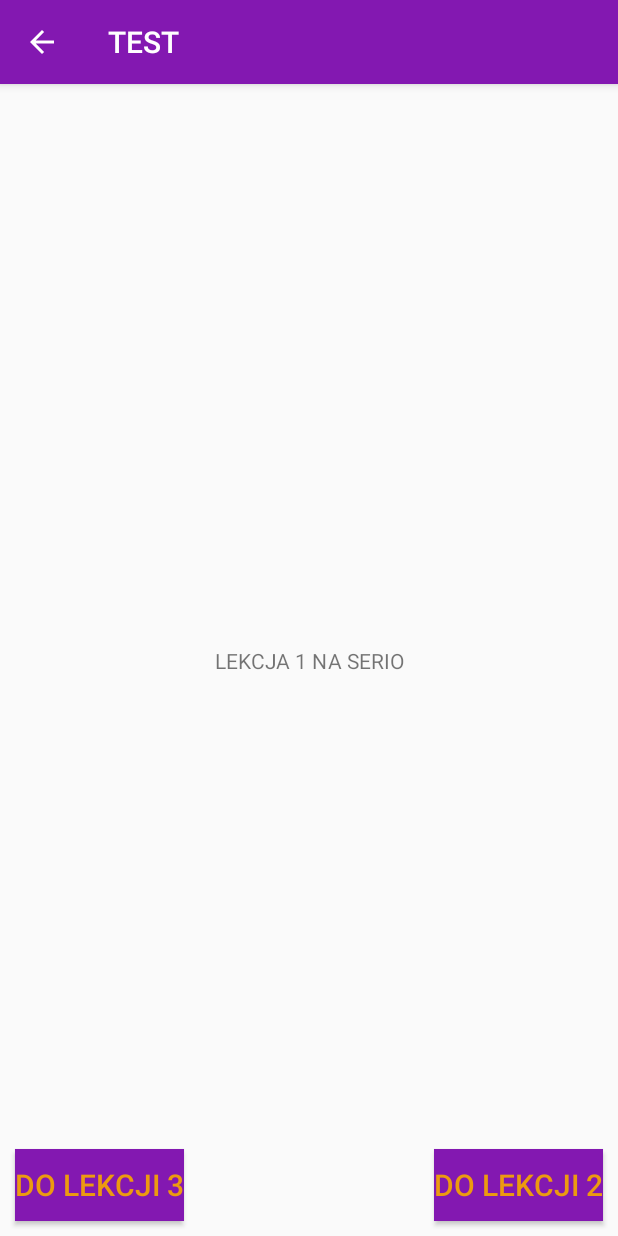
After one commit to kubagrabowski/PAM_quicklearn, an Android app: the Fragment_lekcja1 screen opened directly, with no data from a screen before it, on a phone screen of 412 x 824 dp. The commit adds this screen. Run offline under Robolectric (Android 15) with nearby library versions, the phone set to English and light mode, and no system bars.

Commit message:
obsluga aktywności lekcji na fragmentach

```diff
--- a/app/build.gradle
+++ b/app/build.gradle
@@ -24,7 +24,7 @@ android {
 
 dependencies {
     implementation fileTree(dir: 'libs', include: ['*.jar'])
-    implementation"org.jetbrains.kotlin:kotlin-stdlib-jdk7:$kotlin_version"
+    implementation "org.jetbrains.kotlin:kotlin-stdlib-jdk7:$kotlin_version"
     implementation 'androidx.appcompat:appcompat:1.0.2'
     implementation 'androidx.core:core-ktx:1.0.2'
     implementation 'androidx.constraintlayout:constraintlayout:1.1.3'
--- a/app/src/main/AndroidManifest.xml
+++ b/app/src/main/AndroidManifest.xml
@@ -9,6 +9,7 @@
         android:roundIcon="@mipmap/ic_launcher_round"
         android:supportsRtl="true"
         android:theme="@style/AppTheme">
+        <activity android:name=".Lekcja_act_frag"></activity>
         <activity android:name=".MainActivity">
             <intent-filter>
                 <action android:name="android.intent.action.MAIN" />
--- /dev/null
+++ b/app/src/main/java/com/example/pam_quicklearn/Fragment_lekcja1.kt
@@ -0,0 +1,29 @@
+package com.example.pam_quicklearn
+
+import android.os.Bundle
+import android.view.LayoutInflater
+import android.view.View
+import android.view.ViewGroup
+import androidx.fragment.app.Fragment
+import kotlinx.android.synthetic.main.fragment_lekcja1.*
+
+class Fragment_lekcja1 : Fragment() {
+
+    override fun onCreateView(
+        inflater: LayoutInflater,
+        container: ViewGroup?,
+        savedInstanceState: Bundle?
+    ): View? {
+
+        val view:View = inflater.inflate(R.layout.fragment_lekcja1, container, false)
+
+        return view
+    }
+
+    override fun onActivityCreated(savedInstanceState: Bundle?) {
+        super.onActivityCreated(savedInstanceState)
+
+        textView2.text = "LEKCJA 1 NA SERIO"
+    }
+
+}
--- /dev/null
+++ b/app/src/main/java/com/example/pam_quicklearn/Fragment_lekcja2.kt
@@ -0,0 +1,28 @@
+package com.example.pam_quicklearn
+
+import android.os.Bundle
+import android.view.LayoutInflater
+import android.view.View
+import android.view.ViewGroup
+import androidx.fragment.app.Fragment
+import kotlinx.android.synthetic.main.fragment_lekcja2.*
+
+class Fragment_lekcja2 : Fragment() {
+
+    override fun onCreateView(
+        inflater: LayoutInflater,
+        container: ViewGroup?,
+        savedInstanceState: Bundle?
+    ): View? {
+
+        val view: View = inflater.inflate(R.layout.fragment_lekcja2, container, false)
+
+        return view
+    }
+
+    override fun onActivityCreated(savedInstanceState: Bundle?) {
+        super.onActivityCreated(savedInstanceState)
+
+        textView3.text = "LEKCJA 2 NA SERIO"
+    }
+}
--- /dev/null
+++ b/app/src/main/java/com/example/pam_quicklearn/Fragment_lekcja3.kt
@@ -0,0 +1,28 @@
+package com.example.pam_quicklearn
+
+import android.os.Bundle
+import android.view.LayoutInflater
+import android.view.View
+import android.view.ViewGroup
+import androidx.fragment.app.Fragment
+import kotlinx.android.synthetic.main.fragment_lekcja3.*
+
+class Fragment_lekcja3 : Fragment() {
+
+    override fun onCreateView(
+        inflater: LayoutInflater,
+        container: ViewGroup?,
+        savedInstanceState: Bundle?
+    ): View? {
+
+        val view: View = inflater.inflate(R.layout.fragment_lekcja3, container, false)
+
+        return view
+    }
+
+    override fun onActivityCreated(savedInstanceState: Bundle?) {
+        super.onActivityCreated(savedInstanceState)
+
+        textView4.text = "LEKCJA 3 NA SERIO"
+    }
+}
--- a/app/src/main/java/com/example/pam_quicklearn/Lekcja_act_frag.kt
+++ b/app/src/main/java/com/example/pam_quicklearn/Lekcja_act_frag.kt
@@ -1 +1,95 @@
 package com.example.pam_quicklearn
+
+import android.app.Activity
+import android.graphics.drawable.ColorDrawable
+import androidx.appcompat.app.AppCompatActivity
+import android.os.Bundle
+import android.view.View
+import android.widget.Toast
+import androidx.core.content.ContextCompat
+import androidx.fragment.app.Fragment
+import androidx.fragment.app.FragmentTransaction
+
+class Lekcja_act_frag : AppCompatActivity() {
+
+    var odblok = 1
+    var aktualna = 1
+
+    var fragL1: Fragment? = null
+    var fragL2: Fragment? = null
+    var fragL3: Fragment? = null
+
+    override fun onCreate(savedInstanceState: Bundle?) {
+        super.onCreate(savedInstanceState)
+        setContentView(R.layout.activity_lekcja_act_frag)
+
+        val actionBar = supportActionBar
+
+        actionBar!!.run{
+            title = "TEST"
+            setDisplayHomeAsUpEnabled(true)
+            setBackgroundDrawable(ColorDrawable(ContextCompat.getColor(applicationContext,R.color.seance)))
+        }
+
+        odblok = intent.getIntExtra("ODBLOKOWANE", 1)
+        aktualna = intent.getIntExtra("AKTUALNA", 1)
+
+        fragL1 = Fragment_lekcja1()
+        fragL2 = Fragment_lekcja2()
+        fragL3= Fragment_lekcja3()
+
+        val transakcja: FragmentTransaction = supportFragmentManager.beginTransaction()
+
+        if(aktualna == 1)  transakcja.add(R.id.fragment_lekcja, fragL1!!)
+        if(aktualna == 2)  transakcja.add(R.id.fragment_lekcja, fragL2!!)
+        if(aktualna == 3)  transakcja.add(R.id.fragment_lekcja, fragL3!!)
+
+        transakcja.commit()
+
+    }
+
+    override fun onSupportNavigateUp(): Boolean {
+        //intent.extras.clear()
+
+        //odblok = if (odblok == 3 ) 3 else aktualna+1
+        intent.putExtra("ODBLOKOWANE", odblok)
+
+        setResult(Activity.RESULT_OK,intent)
+        finish()
+
+        //onBackPressed()
+        return true
+    }
+
+    fun do1Lekcji(view:View){
+        aktualna = 1
+        val transakcja:FragmentTransaction = supportFragmentManager.beginTransaction()
+        transakcja.replace(R.id.fragment_lekcja, fragL1!!)
+        transakcja.commit()
+    }
+
+    fun do2Lekcji(view:View){
+        aktualna = 2
+        odblok = if (odblok ==3 ) 3 else 2
+        val transakcja:FragmentTransaction = supportFragmentManager.beginTransaction()
+        transakcja.replace(R.id.fragment_lekcja, fragL2!!)
+        transakcja.commit()
+    }
+
+    fun do3Lekcji(view:View){
+        if(odblok == 1)
+        {
+            Toast.makeText(this, getString(R.string.main_toast_odblokuj), Toast.LENGTH_SHORT).show()
+        }
+        else
+        {
+            aktualna = 3
+            odblok = 3
+            val transakcja: FragmentTransaction = supportFragmentManager.beginTransaction()
+            transakcja.replace(R.id.fragment_lekcja, fragL3!!)
+            transakcja.commit()
+        }
+    }
+
+
+}
--- /dev/null
+++ b/app/src/main/res/layout/activity_lekcja_act_frag.xml
@@ -0,0 +1,16 @@
+<?xml version="1.0" encoding="utf-8"?>
+<androidx.constraintlayout.widget.ConstraintLayout xmlns:android="http://schemas.android.com/apk/res/android"
+    xmlns:app="http://schemas.android.com/apk/res-auto"
+    xmlns:tools="http://schemas.android.com/tools"
+    android:layout_width="match_parent"
+    android:layout_height="match_parent"
+    tools:context=".Lekcja_act_frag">
+
+    <FrameLayout
+        android:layout_width="match_parent"
+        android:layout_height="match_parent"
+        android:id="@+id/fragment_lekcja"
+        />
+
+
+</androidx.constraintlayout.widget.ConstraintLayout>
--- /dev/null
+++ b/app/src/main/res/layout/fragment_lekcja1.xml
@@ -0,0 +1,46 @@
+<?xml version="1.0" encoding="utf-8"?>
+<androidx.constraintlayout.widget.ConstraintLayout xmlns:android="http://schemas.android.com/apk/res/android"
+    xmlns:app="http://schemas.android.com/apk/res-auto"
+    android:orientation="vertical"
+    android:layout_width="match_parent"
+    android:layout_height="match_parent">
+
+    <TextView
+        android:id="@+id/textView2"
+        android:layout_width="wrap_content"
+        android:layout_height="wrap_content"
+        android:text="Lekcja1"
+        app:layout_constraintBottom_toBottomOf="parent"
+        app:layout_constraintEnd_toEndOf="parent"
+        app:layout_constraintStart_toStartOf="parent"
+        app:layout_constraintTop_toTopOf="parent" />
+
+    <Button
+        android:id="@+id/lek1_next"
+        android:layout_width="wrap_content"
+        android:layout_height="wrap_content"
+        android:layout_marginRight="@dimen/frag_lek_buttonmargin"
+        android:layout_marginBottom="@dimen/frag_lek_buttonmargin"
+        android:background="@color/seance"
+        android:onClick="do2Lekcji"
+        android:text="Do lekcji 2"
+        android:textColor="@color/gamboge"
+        android:textSize="@dimen/frag_lek_buttonText"
+        app:layout_constraintBottom_toBottomOf="parent"
+        app:layout_constraintEnd_toEndOf="parent" />
+
+    <Button
+        android:id="@+id/lek1_prev"
+        android:layout_width="wrap_content"
+        android:layout_height="wrap_content"
+        android:layout_marginLeft="@dimen/frag_lek_buttonmargin"
+        android:layout_marginBottom="@dimen/frag_lek_buttonmargin"
+        android:background="@color/seance"
+        android:onClick="do3Lekcji"
+        android:text="Do lekcji 3"
+        android:textColor="@color/gamboge"
+        android:textSize="@dimen/frag_lek_buttonText"
+        app:layout_constraintBottom_toBottomOf="parent"
+        app:layout_constraintStart_toStartOf="parent" />
+
+</androidx.constraintlayout.widget.ConstraintLayout>
--- a/app/src/main/res/values/colors.xml
+++ b/app/src/main/res/values/colors.xml
@@ -9,5 +9,6 @@
     <color name="curious_blue">#2286BD</color>
     <color name="pomegranate">#E64A19</color>
 
+    <color name="rock">#523F39</color>
 
 </resources>
--- a/app/src/main/res/values/dimens.xml
+++ b/app/src/main/res/values/dimens.xml
@@ -4,4 +4,6 @@
     <dimen name="main_button_margin">10dp</dimen>
     <dimen name="main_button_txtSize">15sp</dimen>
     <dimen name="main_textSize">28sp</dimen>
+    <dimen name="frag_lek_buttonText">20dp</dimen>
+    <dimen name="frag_lek_buttonmargin">10dp</dimen>
 </resources>
--- a/app/src/main/res/values/strings.xml
+++ b/app/src/main/res/values/strings.xml
@@ -4,4 +4,5 @@
     <string name="lekcja_druga">Lekcja druga</string>
     <string name="lekcja_trzecia">Lekcja trzecia</string>
     <string name="main_textview_tresc">Wycieczka \n po świecie kultury</string>
+    <string name="main_toast_odblokuj">Najpierw zapoznaj się z poprzednimi lekcjami</string>
 </resources>
```
Also changed, not shown: app/src/main/java/com/example/pam_quicklearn/MainActivity.kt (+58 -1 lines), app/src/main/res/layout/activity_main.xml (+16 -15 lines), app/src/main/res/layout/fragment_lekcja2.xml (added, +45 -0 lines), app/src/main/res/layout/fragment_lekcja3.xml (added, +46 -0 lines).
